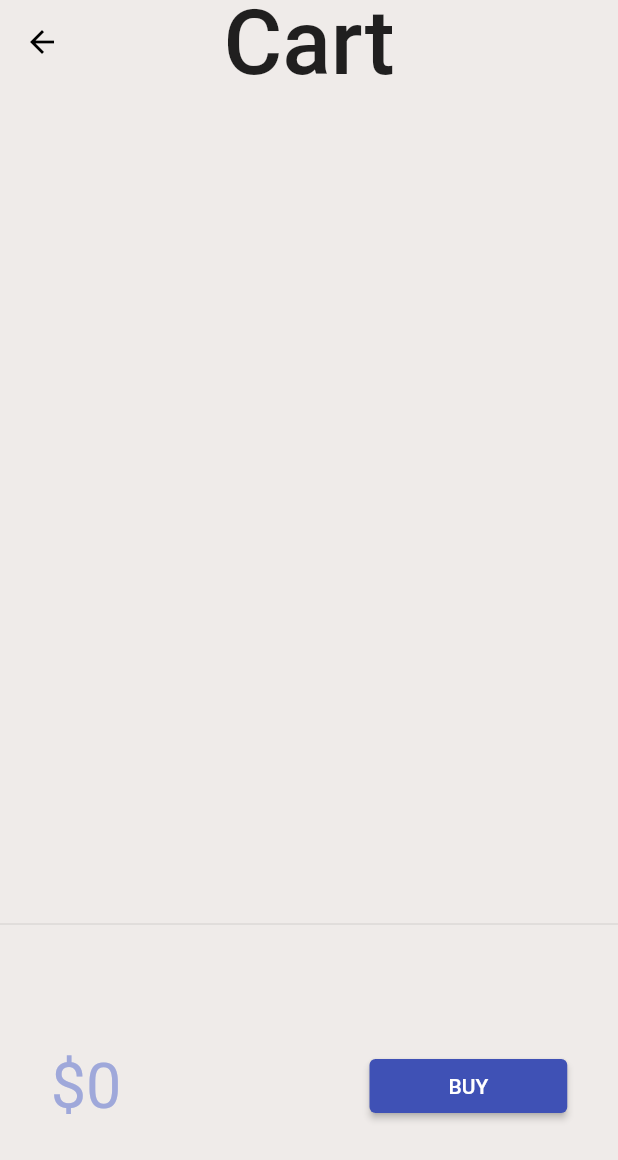
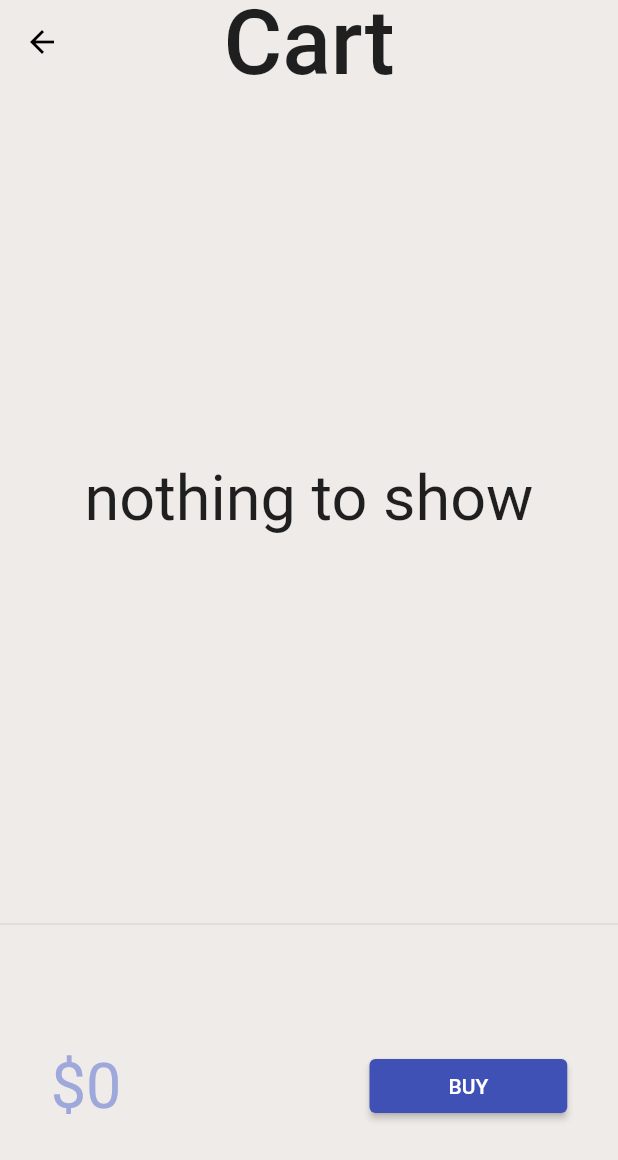
Before and after one commit to notnk/flutter_app, a Flutter app: the CartPage screen opened by its route, on a phone screen of 412 x 824 dp. Shown: the top 1160 px of the screen. Run offline on Flutter 3.47's test engine with Material 2 defaults, Android fonts, the phone set to English and light mode, and no system bars; our stand-ins replace google_fonts, velocity_x; network calls fail.

Commit message:
day 20 was completed

```diff
--- a/lib/models/cart.dart
+++ b/lib/models/cart.dart
@@ -17,7 +17,7 @@ class CartModel {
   }
   //To get items in cart
   //List<Item> get items=> _itemIds.map((id) => _catalog.getById(id).toList());
-  Iterable get items=> _itemIds.map((id) => _catalog.getById(id));
+  List<Item> get items=> _itemIds.map((id) => _catalog.getById(id)).toList();
   //Get total Price
   num get totalPrice=>items.fold(0 , (total, current) => total+current.price);
   //add item
--- a/lib/pages/cart_page.dart
+++ b/lib/pages/cart_page.dart
@@ -16,9 +16,9 @@ class CartPage extends StatelessWidget {
       ),
       body: Column(
         children: [
-          _CartList().p32().expand(),
-          Divider(),
-          _CartTotal(),
+          const _CartList().p32().expand(),
+          const Divider(),
+          const _CartTotal(),
         ],
       ),
     );
@@ -64,16 +64,18 @@ class _CartListState extends State<_CartList> {
   final _cart=CartModel();
   @override
   Widget build(BuildContext context) {
-    return ListView.builder(
+    return _cart.items.isEmpty?"nothing to show".text.xl5.makeCentered():ListView.builder(
       itemCount: _cart.items.length,
       itemBuilder: (context,index)=>ListTile(
         leading: const Icon(Icons.done),
         trailing: IconButton(
             icon: const Icon(Icons.remove_circle_outline),
-            onPressed: (){},
+            onPressed: (){
+              _cart.remove(_cart.items[index]);
+              setState(() {});
+            },
         ),
-        // title: '_cart.items[index].name'.text.make(),
-        title: 'Title name not working'.text.make(),
+        title: _cart.items[index].name.text.make(),
       ),
     );
   }
```
Also changed, not shown: lib/pages/home_detail_page.dart (+2 -8 lines), lib/widgets/home_widgets/add_to_cart.dart (added, +34 -0 lines), lib/widgets/home_widgets/catalogList.dart (+2 -32 lines).
